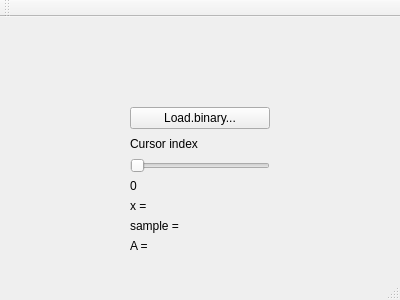
Qt form mainwindow.ui (Galaxy86-code/Kate_test) before a commit.
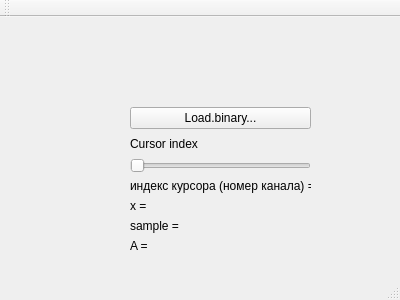
The same form after that commit.

What changed in the file:
```diff
--- a/mainwindow.ui
+++ b/mainwindow.ui
@@ -19,7 +19,7 @@
      <rect>
       <x>120</x>
       <y>80</y>
-      <width>160</width>
+      <width>201</width>
       <height>166</height>
      </rect>
     </property>
@@ -69,7 +69,7 @@
      <item>
       <widget class="QLabel" name="label_slider">
        <property name="text">
-        <string>0</string>
+        <string>индекс курсора (номер канала) = 0</string>
        </property>
       </widget>
      </item>
```
